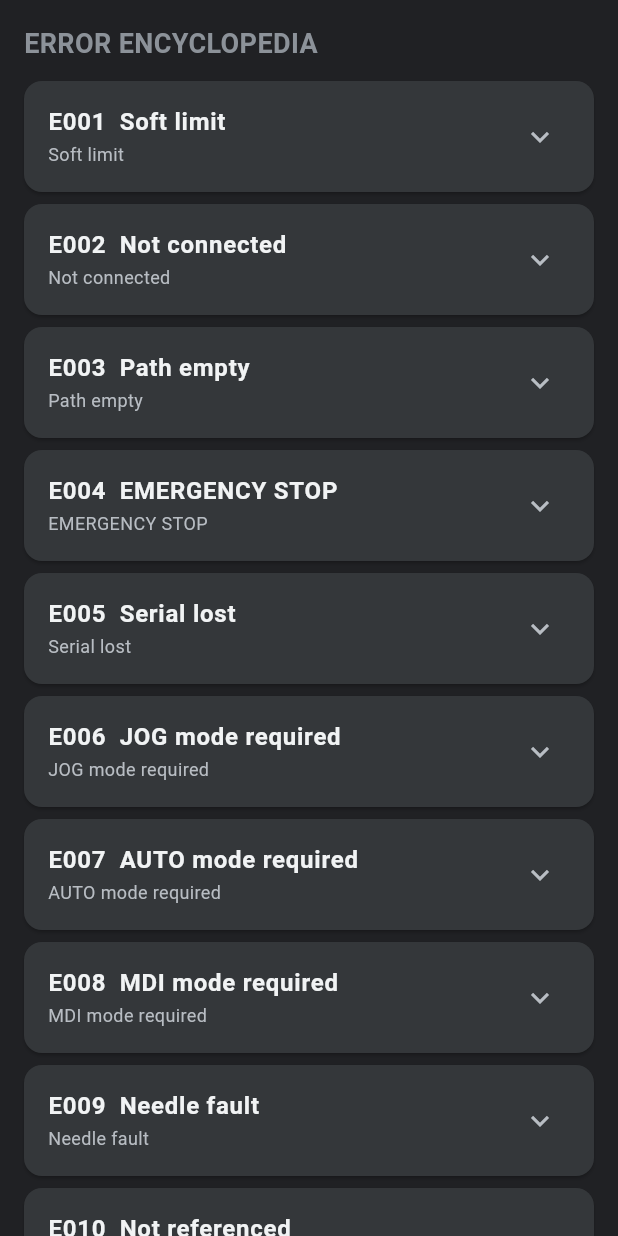
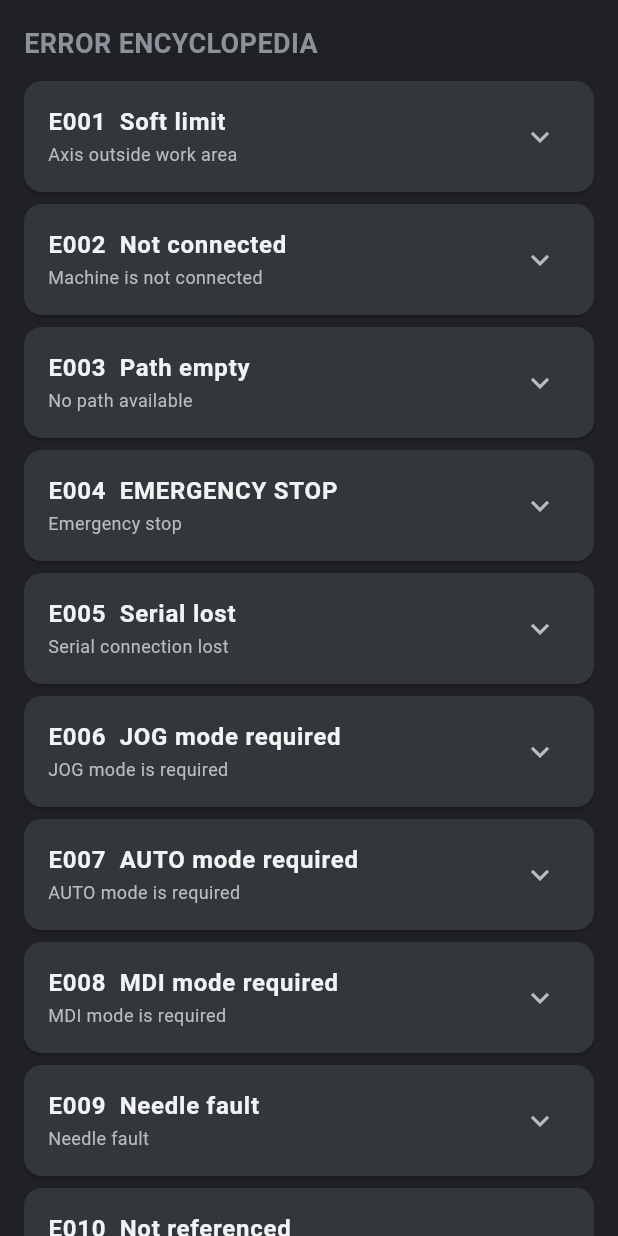
Before and after one commit to moslimebrahem69-ai/ROVEX_Project, a Flutter app: the ErrorsAreaBody widget shown alone on an empty page, opened directly, on a phone screen of 412 x 824 dp. Run offline on Flutter 3.47's test engine with Material 3 defaults, Android fonts, the phone set to English and light mode, and no system bars; our stand-ins replace audioplayers, file_picker; missing offline and left inert: desktop_drop.

Commit message:
feat: make ROVEX English-only and update UI

```diff
--- a/Rug-CNC/flutter_tufting_system/lib/l10n/l10n.dart
+++ b/Rug-CNC/flutter_tufting_system/lib/l10n/l10n.dart
@@ -2,31 +2,23 @@ import 'package:flutter/material.dart';
 
 import '../config/branding.dart';
 
-enum AppLang { en, ar, de }
+enum AppLang { en }
 
 class L10n {
   final AppLang lang;
   const L10n(this.lang);
 
-  bool get isRtl => lang == AppLang.ar;
+  bool get isRtl => false;
 
-  String get code {
-    switch (lang) {
-      case AppLang.en:
-        return 'EN';
-      case AppLang.ar:
-        return 'ع';
-      case AppLang.de:
-        return 'DE';
-    }
-  }
+  String get code => 'EN';
 
-  String t(String key) => _tables[lang]![key] ?? _tables[AppLang.en]![key] ?? key;
+  String t(String key) => _tables[AppLang.en]![key] ?? key;
 
   static const Map<AppLang, Map<String, String>> _tables = {
     AppLang.en: {
       'brand': Branding.appName,
       'brand_sub': 'Tufting Control',
+
       'machine': 'MACHINE',
       'program': 'PROGRAM',
       'design': 'DESIGN',
@@ -35,160 +27,85 @@ class L10n {
       'needle3d': 'NEEDLE 3D',
       'errors': 'ERRORS',
       'plc': 'PLC / M',
+
       'cycle_start': 'CYCLE START',
       'feed_hold': 'FEED HOLD',
       'cycle_stop': 'CYCLE STOP',
       'reset': 'RESET',
       'estop': 'E-STOP',
       'home': 'HOME / REF',
+
       'connect': 'CONNECT',
       'disc': 'DISC',
       'jog': 'JOG',
+
       'actual_pos': 'ACTUAL POSITION',
       'gcode': 'G-CODE',
+
       'extract_path': 'EXTRACT PATH FROM IMAGE',
       'optimize_load': 'OPTIMIZE → LOAD AUTO',
-      'drop_image': 'Drop image or DXF design here\nor click to browse',
+
+      'drop_image':
+          'Drop image or DXF design here\nor click to browse',
+
       'language': 'Language',
+
       'needle_axis': 'Needle Z (embroidery)',
+
       'plc_title': 'PLC / M-CODE PROGRAMMER',
       'errors_title': 'ERROR ENCYCLOPEDIA',
       'needle3d_title': 'NEEDLE POSITION (3D)',
+
       'path_points': 'Tuft / stitch points',
       'work_area': 'Work area',
       'internal_sample': 'Built-in sample',
-      'extracting_path': 'Extracting high-accuracy path…',
-      'extract_done': 'Extracted {n} points (pitch {p} mm)',
-      'extract_failed': 'Extraction failed: {e}',
+
+      'extracting_path':
+          'Extracting high-accuracy path…',
+
+      'extract_done':
+          'Extracted {n} points (pitch {p} mm)',
+
+      'extract_failed':
+          'Extraction failed: {e}',
+
       'colors_detected': 'Colors detected',
+
       'machines_title': 'Machines (WiFi)',
+
       'machines_hint':
-          'Connect to any machine on your WiFi network. Add each machine once, then tap it to switch — one phone, one app, several machines.',
+          'Connect to any machine on your WiFi network. '
+          'Add each machine once, then tap it to switch — '
+          'one phone, one app, several machines.',
+
       'connecting': 'CONNECTING…',
+
       'remove_machine': 'Remove machine',
       'add_machine': 'Add machine',
       'machine_name': 'Machine name',
       'connect_to_machine': 'CONNECT TO MACHINE',
-    },
-    AppLang.ar: {
-      'brand': Branding.appName,
-      'brand_sub': 'نظام تطريز وسجاد',
-      'machine': 'الماكينة',
-      'program': 'البرنامج',
-      'design': 'التصميم',
-      'diagnosis': 'التشخيص',
-      'setup': 'الإعداد',
-      'needle3d': 'الإبرة 3D',
-      'errors': 'الأخطاء',
-      'plc': 'PLC / M',
-      'cycle_start': 'تشغيل الدورة',
-      'feed_hold': 'إيقاف تغذية',
-      'cycle_stop': 'إيقاف الدورة',
-      'reset': 'إعادة ضبط',
-      'estop': 'إيقاف طارئ',
-      'home': 'رجوع / مرجع',
-      'connect': 'توصيل',
-      'disc': 'فصل',
-      'jog': 'تحريك يدوي',
-      'actual_pos': 'الموضع الفعلي',
-      'gcode': 'كود G',
-      'extract_path': 'استخراج المسار من الرسمة',
-      'optimize_load': 'تحسين → تحميل أوتو',
-      'drop_image': 'أسقط صورة أو تصميم DXF هنا\nأو اضغط للاختيار',
-      'language': 'اللغة',
-      'needle_axis': 'محور الإبرة Z (تطريز)',
-      'plc_title': 'برمجة PLC / أكواد M',
-      'errors_title': 'موسوعة الأخطاء',
-      'needle3d_title': 'موضع الإبرة (مجسم 3D)',
-      'path_points': 'نقاط التطريز/الوبرة',
-      'work_area': 'منطقة العمل',
-      'internal_sample': 'مشروع داخلي',
-      'extracting_path': 'جاري استخراج مسار بدقة عالية…',
-      'extract_done': 'تم الاستخراج: {n} نقطة (pitch {p} mm)',
-      'extract_failed': 'فشل الاستخراج: {e}',
-      'colors_detected': 'الألوان المكتشفة',
-      'machines_title': 'المكينات (واي فاي)',
-      'machines_hint':
-          'اتصل بأي مكينة على شبكة الواي فاي بتاعتك. ضيف كل مكينة مرة واحدة، وبعدين دوس عليها للتبديل — تليفون واحد، برنامج واحد، أكتر من مكينة.',
-      'connecting': 'جاري الاتصال…',
-      'remove_machine': 'حذف المكينة',
-      'add_machine': 'إضافة مكينة',
-      'machine_name': 'اسم المكينة',
-      'connect_to_machine': 'الاتصال بالمكينة',
-    },
-    AppLang.de: {
-      'brand': Branding.appName,
-      'brand_sub': 'Tufting-Steuerung',
-      'machine': 'MASCHINE',
-      'program': 'PROGRAMM',
-      'design': 'DESIGN',
-      'diagnosis': 'DIAGNOSE',
-      'setup': 'SETUP',
-      'needle3d': 'NADEL 3D',
-      'errors': 'FEHLER',
-      'plc': 'PLC / M',
-      'cycle_start': 'ZYKLUS START',
-      'feed_hold': 'VORSCHUB HALT',
-      'cycle_stop': 'ZYKLUS STOP',
-      'reset': 'RESET',
-      'estop': 'NOT-AUS',
-      'home': 'HOME / REF',
-      'connect': 'VERBINDEN',
-      'disc': 'TRENNEN',
-      'jog': 'JOG',
-      'actual_pos': 'IST-POSITION',
-      'gcode': 'G-CODE',
-      'extract_path': 'PFAD AUS BILD EXTRAHIEREN',
-      'optimize_load': 'OPTIMIEREN → AUTO LADEN',
-      'drop_image': 'Bild oder DXF-Design hier ablegen\noder klicken',
-      'language': 'Sprache',
-      'needle_axis': 'Nadel-Z (Stickerei)',
-      'plc_title': 'PLC / M-CODE PROGRAMMIERER',
-      'errors_title': 'FEHLER-ENCYCLOPÄDIE',
-      'needle3d_title': 'NADELPOSITION (3D)',
-      'path_points': 'Tuft-/Stichpunkte',
-      'work_area': 'Arbeitsbereich',
-      'internal_sample': 'Integriertes Muster',
-      'extracting_path': 'Hochgenauer Pfad wird extrahiert…',
-      'extract_done': '{n} Punkte extrahiert (Teilung {p} mm)',
-      'extract_failed': 'Extraktion fehlgeschlagen: {e}',
-      'colors_detected': 'Erkannte Farben',
-      'machines_title': 'Maschinen (WLAN)',
-      'machines_hint':
-          'Mit jeder Maschine im WLAN verbinden. Jede Maschine einmal hinzufügen, dann zum Wechseln antippen.',
-      'connecting': 'VERBINDE…',
-      'remove_machine': 'Maschine entfernen',
-      'add_machine': 'Maschine hinzufügen',
-      'machine_name': 'Maschinenname',
-      'connect_to_machine': 'MIT MASCHINE VERBINDEN',
     },
   };
 }
 
 class LocaleController extends ChangeNotifier {
   AppLang _lang = AppLang.en;
+
   AppLang get lang => _lang;
-  L10n get l10n => L10n(_lang);
-  TextDirection get textDirection =>
-      _lang == AppLang.ar ? TextDirection.rtl : TextDirection.ltr;
+
+  L10n get l10n => const L10n(AppLang.en);
+
+  TextDirection get textDirection => TextDirection.ltr;
 
   void setLang(AppLang lang) {
-    _lang = lang;
+    // English only
+    _lang = AppLang.en;
     notifyListeners();
   }
 
   void cycleLang() {
-    switch (_lang) {
-      case AppLang.en:
-        _lang = AppLang.ar;
-        break;
-      case AppLang.ar:
-        _lang = AppLang.de;
-        break;
-      case AppLang.de:
-        _lang = AppLang.en;
-        break;
-    }
+    // English only
+    _lang = AppLang.en;
     notifyListeners();
   }
 }
--- a/Rug-CNC/flutter_tufting_system/lib/main.dart
+++ b/Rug-CNC/flutter_tufting_system/lib/main.dart
@@ -27,9 +27,7 @@ class ROVEXApp extends StatelessWidget {
           return MaterialApp(
             title: Branding.fullTitle,
             debugShowCheckedModeBanner: false,
-            locale: Locale(loc.lang == AppLang.ar
-                ? 'ar'
-                : (loc.lang == AppLang.de ? 'de' : 'en')),
+            locale: const Locale('en'),
             theme: ThemeData(
               brightness: Brightness.dark,
               scaffoldBackgroundColor: HmiColors.bg,
--- a/Rug-CNC/flutter_tufting_system/lib/models/sample_project.dart
+++ b/Rug-CNC/flutter_tufting_system/lib/models/sample_project.dart
@@ -1,35 +1,25 @@
-import '../l10n/l10n.dart';
-
 class SampleProject {
   final String id;
-  final String titleAr;
   final String titleEn;
   final String assetPath;
-  final String blurbAr;
   final String blurbEn;
 
   const SampleProject({
     required this.id,
-    required this.titleAr,
     required this.titleEn,
     required this.assetPath,
-    required this.blurbAr,
     required this.blurbEn,
   });
 
-  String title(AppLang lang) =>
-      lang == AppLang.ar ? titleAr : titleEn;
+  String get title => titleEn;
 
-  String blurb(AppLang lang) =>
-      lang == AppLang.ar ? blurbAr : blurbEn;
+  String get blurb => blurbEn;
 
   static const catalog = <SampleProject>[
     SampleProject(
       id: 'cartouche_dtu',
-      titleAr: 'خرطوشة DTU',
       titleEn: 'DTU Cartouche',
       assetPath: 'assets/designs/pharaoh_cartouche_dtu.png',
-      blurbAr: 'مشروع تجريبي — استخراج مسار عالي الدقة',
       blurbEn: 'Sample project — high-accuracy path extract',
     ),
   ];
--- a/Rug-CNC/flutter_tufting_system/lib/screens/extra_areas.dart
+++ b/Rug-CNC/flutter_tufting_system/lib/screens/extra_areas.dart
@@ -137,41 +137,83 @@ class ErrorsAreaBody extends StatelessWidget {
   const ErrorsAreaBody({super.key});
 
   static const _catalog = [
-    ('E001', 'Soft limit', 'محور خارج منطقة العمل', 'Achse außerhalb Arbeitsbereich',
-        'Reduce jog step or re-home. Check work_area in machine_config.'),
-    ('E002', 'Not connected', 'الماكينة غير متصلة', 'Maschine nicht verbunden',
-        'SETUP → CONNECT (SIM or SERIAL COM). Start machine_server.exe.'),
-    ('E003', 'Path empty', 'لا يوجد مسار', 'Pfad leer',
-        'DESIGN → extract path, or PROGRAM → open CSV, then AUTO.'),
-    ('E004', 'EMERGENCY STOP', 'إيقاف طارئ', 'NOT-AUS',
-        'Clear hazard, press RESET, then re-home before Cycle Start.'),
-    ('E005', 'Serial lost', 'انقطع الاتصال التسلسلي', 'Serielle Verbindung verloren',
-        'Check USB/COM cable, baud rate, GRBL power.'),
-    ('E006', 'JOG mode required', 'يلزم وضع التحريك اليدوي', 'JOG-Modus erforderlich',
-        'Select JOG mode before axis jog.'),
-    ('E007', 'AUTO mode required', 'يلزم وضع أوتو', 'AUTO-Modus erforderlich',
-        'Select AUTO before Cycle Start for programs.'),
-    ('E008', 'MDI mode required', 'يلزم وضع MDI', 'MDI-Modus erforderlich',
-        'Select MDI to execute single G/M lines.'),
-    ('E009', 'Needle fault', 'عطل الإبرة', 'Nadel-Fehler',
-        'Check M8/M9 actuator wiring and Z clearance.'),
-    ('E010', 'Not referenced', 'غير معاير', 'Nicht referenziert',
-        'Run HOME / REF before production AUTO.'),
+    (
+      'E001',
+      'Soft limit',
+      'Axis outside work area',
+      'Reduce jog step or re-home. Check work_area in machine_config.',
+    ),
+    (
+      'E002',
+      'Not connected',
+      'Machine is not connected',
+      'SETUP → CONNECT (SIM or SERIAL COM). Start machine_server.exe.',
+    ),
+    (
+      'E003',
+      'Path empty',
+      'No path available',
+      'DESIGN → extract path, or PROGRAM → open CSV, then AUTO.',
+    ),
+    (
+      'E004',
+      'EMERGENCY STOP',
+      'Emergency stop',
+      'Clear hazard, press RESET, then re-home before Cycle Start.',
+    ),
+    (
+      'E005',
+      'Serial lost',
+      'Serial connection lost',
+      'Check USB/COM cable, baud rate, GRBL power.',
+    ),
+    (
+      'E006',
+      'JOG mode required',
+      'JOG mode is required',
+      'Select JOG mode before axis jog.',
+    ),
+    (
+      'E007',
+      'AUTO mode required',
+      'AUTO mode is required',
+      'Select AUTO before Cycle Start for programs.',
+    ),
+    (
+      'E008',
+      'MDI mode required',
+      'MDI mode is required',
+      'Select MDI to execute single G/M lines.',
+    ),
+    (
+      'E009',
+      'Needle fault',
+      'Needle fault',
+      'Check M8/M9 actuator wiring and Z clearance.',
+    ),
+    (
+      'E010',
+      'Not referenced',
+      'Machine is not referenced',
+      'Run HOME / REF before production AUTO.',
+    ),
   ];
 
   @override
   Widget build(BuildContext context) {
     final t = context.watch<LocaleController>().l10n;
-    final lang = context.watch<LocaleController>().lang;
 
     return ListView(
       padding: const EdgeInsets.all(16),
       children: [
-        Text(t.t('errors_title'),
-            style: const TextStyle(
-                color: HmiColors.gold,
-                fontSize: 18,
-                fontWeight: FontWeight.w700)),
+        Text(
+          t.t('errors_title'),
+          style: const TextStyle(
+            color: HmiColors.gold,
+            fontSize: 18,
+            fontWeight: FontWeight.w700,
+          ),
+        ),
         const SizedBox(height: 12),
         for (final e in _catalog)
           Card(
@@ -180,20 +222,29 @@ class ErrorsAreaBody extends StatelessWidget {
             child: ExpansionTile(
               iconColor: HmiColors.gold,
               collapsedIconColor: HmiColors.textDim,
-              title: Text('${e.$1}  ${e.$2}',
-                  style: const TextStyle(
-                      color: HmiColors.text, fontWeight: FontWeight.w700)),
+              title: Text(
+                '${e.$1}  ${e.$2}',
+                style: const TextStyle(
+                  color: HmiColors.text,
+                  fontWeight: FontWeight.w700,
+                ),
+              ),
               subtitle: Text(
-                lang == AppLang.ar
-                    ? e.$3
-                    : (lang == AppLang.de ? e.$4 : e.$2),
-                style: const TextStyle(color: HmiColors.textDim, fontSize: 12),
+                e.$3,
+                style: const TextStyle(
+                  color: HmiColors.textDim,
+                  fontSize: 12,
+                ),
               ),
               children: [
                 Padding(
                   padding: const EdgeInsets.fromLTRB(16, 0, 16, 14),
-                  child: Text(e.$5,
-                      style: const TextStyle(color: HmiColors.sand)),
+                  child: Text(
+                    e.$4,
+                    style: const TextStyle(
+                      color: HmiColors.sand,
+                    ),
+                  ),
                 ),
               ],
             ),
--- a/Rug-CNC/flutter_tufting_system/lib/screens/hmi_areas.dart
+++ b/Rug-CNC/flutter_tufting_system/lib/screens/hmi_areas.dart
@@ -320,7 +320,7 @@ class _DesignAreaBodyState extends State<DesignAreaBody> {
                                   fontWeight: FontWeight.w700)),
                           const SizedBox(height: 6),
                           ...SampleProject.catalog.map((p) {
-                            final title = p.title(loc.lang);
+                            final title = p.title;
                             return Material(
                               color: HmiColors.panel,
                               borderRadius: BorderRadius.circular(8),
@@ -348,7 +348,7 @@ class _DesignAreaBodyState extends State<DesignAreaBody> {
                                       const SizedBox(width: 10),
                                       Expanded(
                                         child: Text(
-                                          '${p.title(loc.lang)}\n${p.blurb(loc.lang)}',
+                                          '${p.title}\n${p.blurb}',
                                           style: const TextStyle(
                                               color: HmiColors.textDim,
                                               fontSize: 11,
```
Also changed, not shown: 1 other file.
